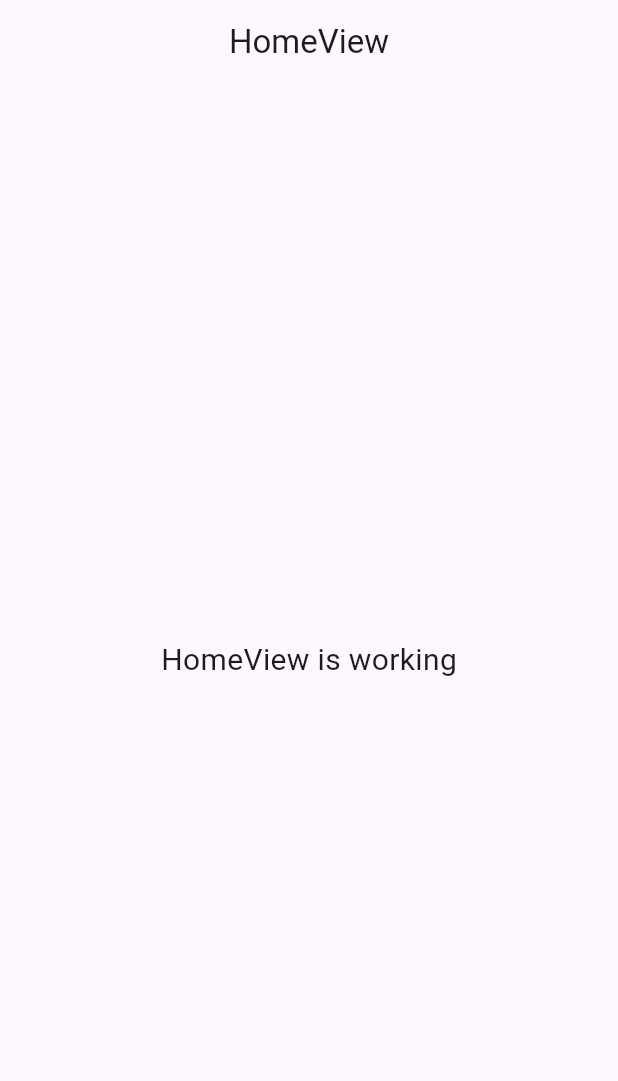
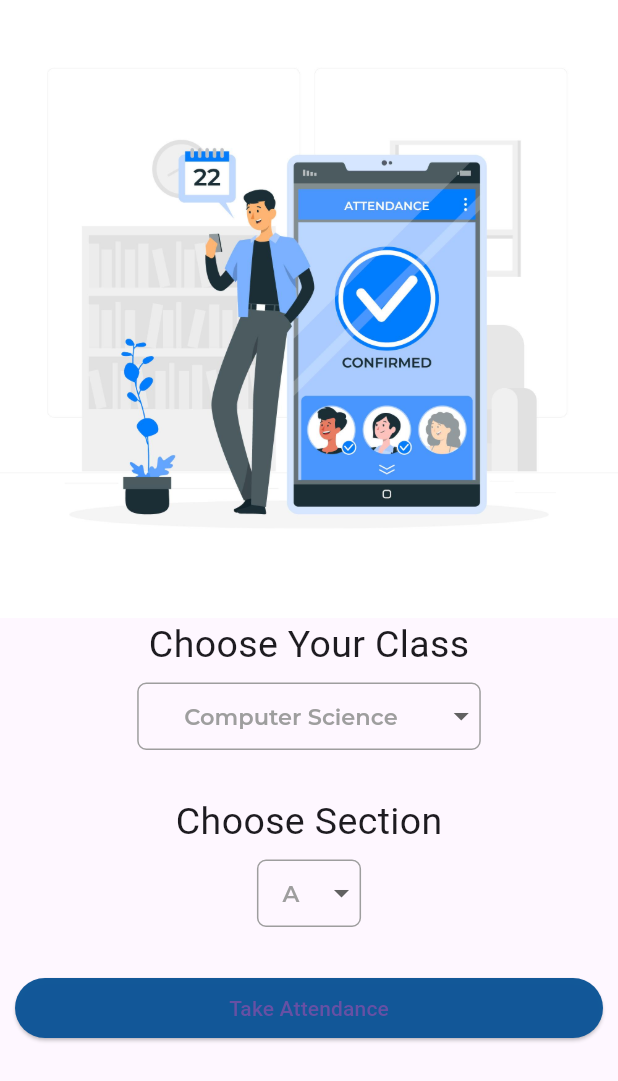
Before and after one commit to Hackdata2024/12-ch, a Flutter app: the screen it shows after launch, on a phone screen of 412 x 824 dp. Shown: the top 1081 px of the screen. Run offline on Flutter 3.47's test engine with Material 3 defaults, Android fonts, the phone set to English and light mode, and no system bars; drawn by our look-alikes of dropdown_button2; our stand-ins replace get, google_fonts.

Commit message:
harsh pushed the code for checking

```diff
--- /dev/null
+++ b/lib/app/modules/attendance/views/choose_class.dart
@@ -0,0 +1,173 @@
+import 'package:acadease/app/modules/attendance/views/attendance_view.dart';
+import 'package:dropdown_button2/dropdown_button2.dart';
+import 'package:flutter/foundation.dart';
+import 'package:flutter/material.dart';
+import 'package:flutter/widgets.dart';
+import 'package:get/get.dart';
+import 'package:google_fonts/google_fonts.dart';
+
+class ChooseClass extends StatefulWidget {
+  const ChooseClass({super.key});
+
+  @override
+  State<ChooseClass> createState() => _ChooseClassState();
+}
+
+class _ChooseClassState extends State<ChooseClass> {
+  String choosecourse = 'Computer Science';
+  String choosesection = 'A';
+  String semester = '1st';
+  @override
+  Widget build(BuildContext context) {
+    return Scaffold(
+      body: SafeArea(
+          child: Column(
+        children: [
+          Image.asset('assets/attendace.jpg'),
+          Text(
+            'Choose Your Class',
+            style: TextStyle(fontSize: 25, fontWeight: FontWeight.w400),
+          ),
+          SizedBox(
+            height: 7,
+          ),
+          Container(
+            height: 45,
+            decoration: BoxDecoration(
+              border: Border.all(color: Colors.grey), // Set border color
+              borderRadius:
+                  BorderRadius.circular(6.0), // Set border radius if desired
+            ),
+            child: DropdownButton2<String>(
+              // padding: EdgeInsets.only(left: 10),
+              underline: Container(
+                color: Colors.black,
+              ),
+              alignment: Alignment.center,
+              value: choosecourse,
+              // icon: Icon(Icons.arrow_drop_down),
+              // iconSize: 24,
+              // elevation: 16,
+              // style: TextStyle(
+              //   color: Colors.grey,
+              // ),
+              style: GoogleFonts.montserrat(
+                textStyle: TextStyle(
+                  color: Colors.grey,
+                  fontSize: 15,
+                  fontWeight: FontWeight.w600,
+                  // You can set other text style properties here
+                ),
+              ),
+              // underline: Container(color: backgroundColor),
+              onChanged: (newValue) {
+                setState(() {
+                  choosecourse = newValue!;
+                });
+              },
+              items: [
+                DropdownMenuItem<String>(
+                  value: 'Computer Science',
+                  child: Text(
+                    'Computer Science',
+                  ),
+                ),
+                DropdownMenuItem<String>(
+                  value: 'Electrical Engineering',
+                  child: Text('Electrical Engineering'),
+                ),
+                DropdownMenuItem<String>(
+                  value: 'Mechnical Enginerring',
+                  child: Text('Electrical Engineering'),
+                ),
+                DropdownMenuItem<String>(
+                  value: 'Civil',
+                  child: Text('Civil'),
+                ),
+              ],
+            ),
+          ),
+          SizedBox(
+            height: 30,
+          ),
+          Text(
+            'Choose Section',
+            style: TextStyle(fontSize: 25, fontWeight: FontWeight.w400),
+          ),
+          SizedBox(
+            height: 7,
+          ),
+          Container(
+            height: 45,
+
+            decoration: BoxDecoration(
+              border: Border.all(color: Colors.grey), // Set border color
+              borderRadius:
+                  BorderRadius.circular(6.0), // Set border radius if desired
+            ),
+            child: DropdownButton2<String>(
+              // padding: EdgeInsets.only(left: 10),
+              underline: Container(
+                color: Colors.black,
+              ),
+              alignment: Alignment.center,
+              // buttonStyleData: ButtonStyleData(width: 200),
+              value: choosesection,
+              // icon: Icon(Icons.arrow_drop_down),
+              // iconSize: 24,
+              // elevation: 16,
+              // style: TextStyle(
+              //   color: Colors.grey,
+              // ),
+              style: GoogleFonts.montserrat(
+                textStyle: TextStyle(
+                  color: Colors.grey,
+                  fontSize: 15,
+                  fontWeight: FontWeight.w600,
+                  // You can set other text style properties here
+                ),
+              ),
+              // underline: Container(color: backgroundColor),
+              onChanged: (newValue) {
+                setState(() {
+                  choosesection = newValue!;
+                });
+              },
+              items: [
+                DropdownMenuItem<String>(
+                  value: 'A',
+                  child: Text(
+                    'A',
+                  ),
+                ),
+                DropdownMenuItem<String>(
+                  value: 'B',
+                  child: Text('B'),
+                ),
+                DropdownMenuItem<String>(
+                  value: 'C',
+                  child: Text('C'),
+                ),
+              ],
+            ),
+          ),
+          SizedBox(
+            height: 20,
+          ),
+          Padding(
+            padding: const EdgeInsets.all(10.0),
+            child: ElevatedButton(
+                style: ElevatedButton.styleFrom(
+                    backgroundColor: Color(0xfffb0F5697)),
+                onPressed: () {
+                  Get.to(AttendanceView());
+                },
+                child: Center(
+                  child: Text('Take Attendance'),
+                )),
+          )
+        ],
+      )),
+    );
+  }
+}
--- a/lib/app/routes/app_pages.dart
+++ b/lib/app/routes/app_pages.dart
@@ -28,7 +28,7 @@ part 'app_routes.dart';
 class AppPages {
   AppPages._();
 
-  static const INITIAL = Routes.HOME;
+  static const INITIAL = Routes.ATTENDANCE;
 
   static final routes = [
     GetPage(
--- a/lib/main.dart
+++ b/lib/main.dart
@@ -1,3 +1,4 @@
+import 'package:acadease/app/modules/attendance/views/choose_class.dart';
 import 'package:flutter/material.dart';
 
 import 'package:get/get.dart';
@@ -7,8 +8,10 @@ import 'app/routes/app_pages.dart';
 void main() {
   runApp(
     GetMaterialApp(
+      debugShowCheckedModeBanner: false,
       title: "Application",
-      initialRoute: AppPages.INITIAL,
+      // initialRoute: AppPages.INITIAL,
+      home: ChooseClass(),
       getPages: AppPages.routes,
     ),
   );
--- a/pubspec.yaml
+++ b/pubspec.yaml
@@ -8,8 +8,12 @@ environment:
 dependencies:
   cupertino_icons: ^1.0.2
   get: 4.6.6
+  dropdown_button2: ^2.3.9
+  google_fonts: ^6.1.0
   flutter:
     sdk: flutter
+
+
 
 dev_dependencies:
   flutter_lints: ^2.0.0
@@ -18,3 +22,5 @@ dev_dependencies:
 
 flutter:
   uses-material-design: true
+  assets:
+    - assets/
```
Also changed, not shown: lib/app/modules/attendance/views/attendance_view.dart (+79 -10 lines), lib/app/modules/attendance/views/manual_attendance.dart (added, +80 -0 lines), lib/models/student_model.dart (added, +44 -0 lines), assets/aiAttendance.jpg (added), assets/attendace.jpg (added), assets/manualAttendance.jpg (added), pubspec.lock, 1 other file.
